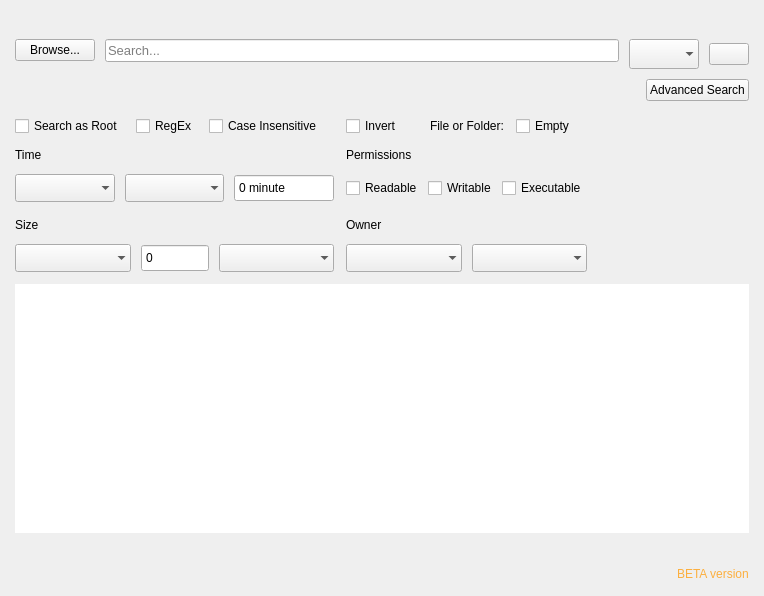
s4solutionsllc/Nexis, file shared/nexis/Pages/Search/search_page.ui: the form before one commit.
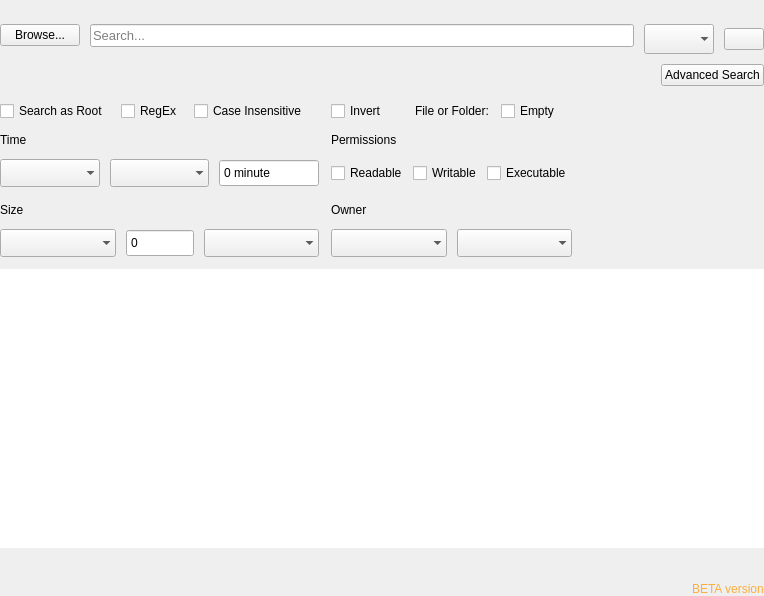
The form after the commit. Icons and pictures are not drawn.

Commit message:
style(ui): normalize all page margins to 0/0/0/0
Phase 2 of revision plan — zero all root layout margins across 10 page
.ui files. Pages now fill the SlidingStackedWidget content area
edge-to-edge. If specific elements need breathing room, it should be
handled via QSS padding on the content container, not page-level margins.

Files changed: dashboard_page, system_cleaner_page, services_page,
processes_page, resources_page, helpers_page, search_page,
settings_page, gnome_settings_page, uninstallerpage

Patch:
```diff
--- a/shared/nexis/Pages/Search/search_page.ui
+++ b/shared/nexis/Pages/Search/search_page.ui
@@ -15,16 +15,16 @@
   </property>
   <layout class="QGridLayout" name="gridLayout">
    <property name="leftMargin">
-    <number>15</number>
+    <number>0</number>
    </property>
    <property name="topMargin">
-    <number>15</number>
+    <number>0</number>
    </property>
    <property name="rightMargin">
-    <number>15</number>
+    <number>0</number>
    </property>
    <property name="bottomMargin">
-    <number>15</number>
+    <number>0</number>
    </property>
    <property name="spacing">
     <number>10</number>
```
The commit also changes 9 other files.
